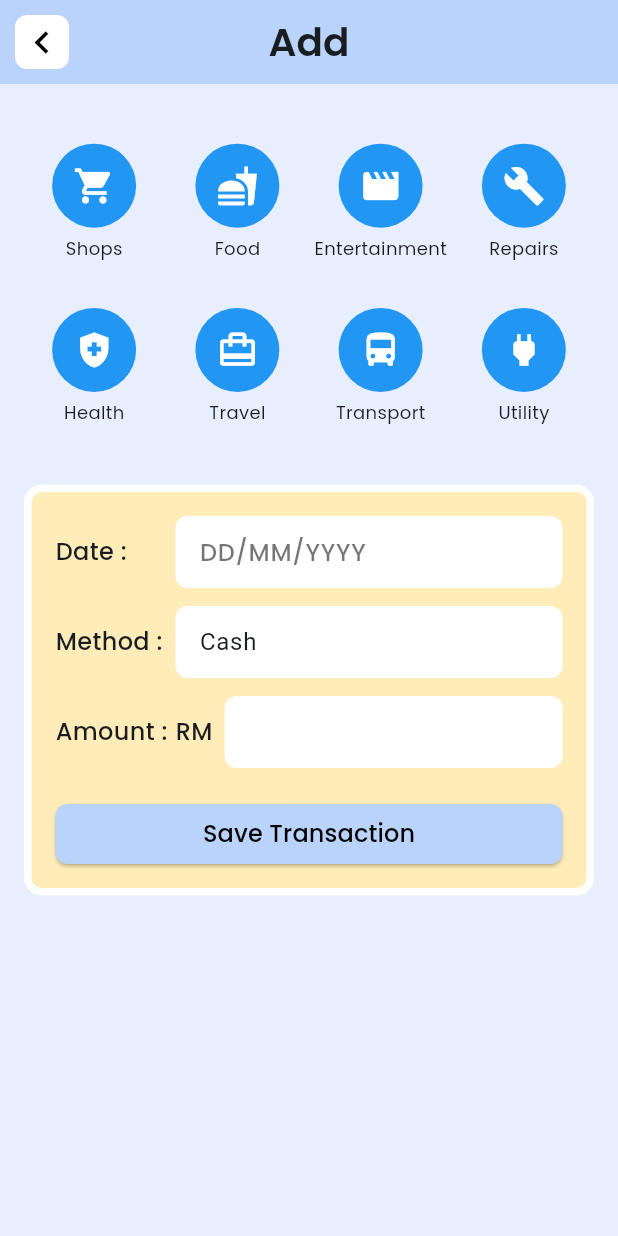
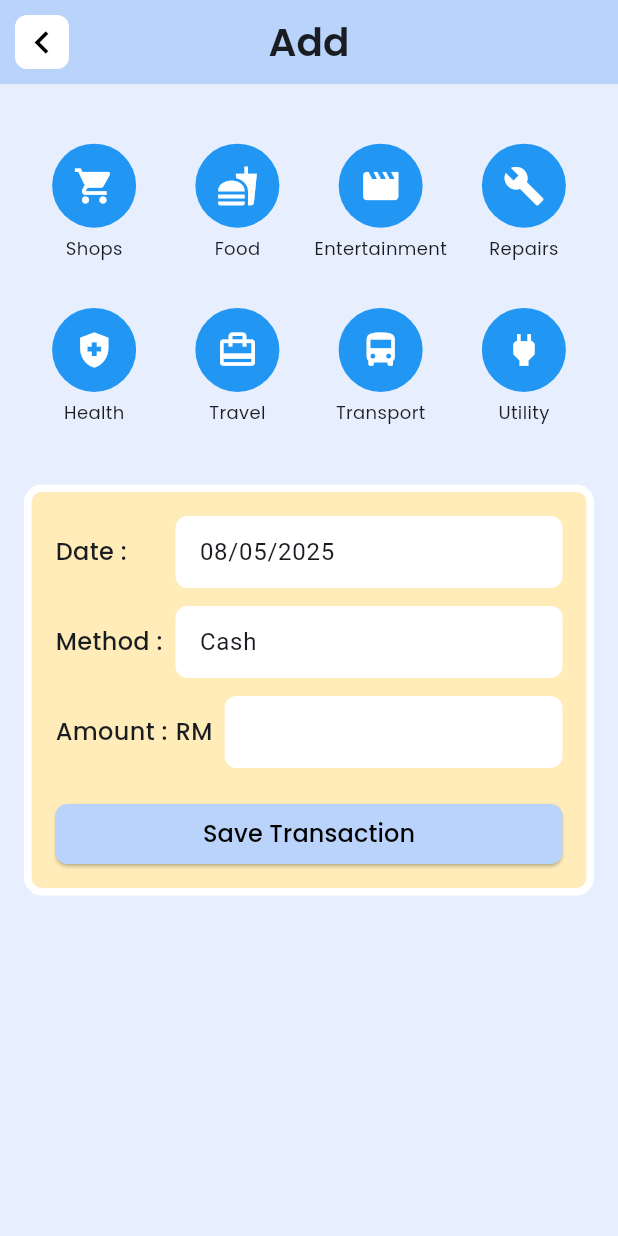
Before and after one commit to junnyi0301/caching, a Flutter app: the AddPage screen opened directly, on a phone screen of 412 x 824 dp. Run offline on Flutter 3.47's test engine with Material 3 defaults, Android fonts, the phone set to English and light mode, and no system bars; our stand-ins replace cloud_firestore, firebase_auth, firebase_core, fl_chart, flutter_local_notifications, google_fonts and 3 more; accounts and stored records are empty.

```diff
--- a/lib/cashflow/views/add_transaction.dart
+++ b/lib/cashflow/views/add_transaction.dart
@@ -33,6 +33,7 @@ class _AddPageState extends State<AddPage> {
   @override
   void initState() {
     super.initState();
+    _dateController.text = DateFormat('dd/MM/yyyy').format(DateTime.now());
     _methodController.addListener(() => setState(() {}));
     _amountController.addListener(() => setState(() {}));
   }
@@ -191,8 +192,6 @@ class _AddPageState extends State<AddPage> {
                         readOnly: true,
                         onTap: _pickDate,
                         decoration: InputDecoration(
-                          hintText: 'DD/MM/YYYY',
-                          hintStyle: design.detailText,
                           border: OutlineInputBorder(
                             borderRadius: BorderRadius.circular(8),
                             borderSide: BorderSide.none,
```
